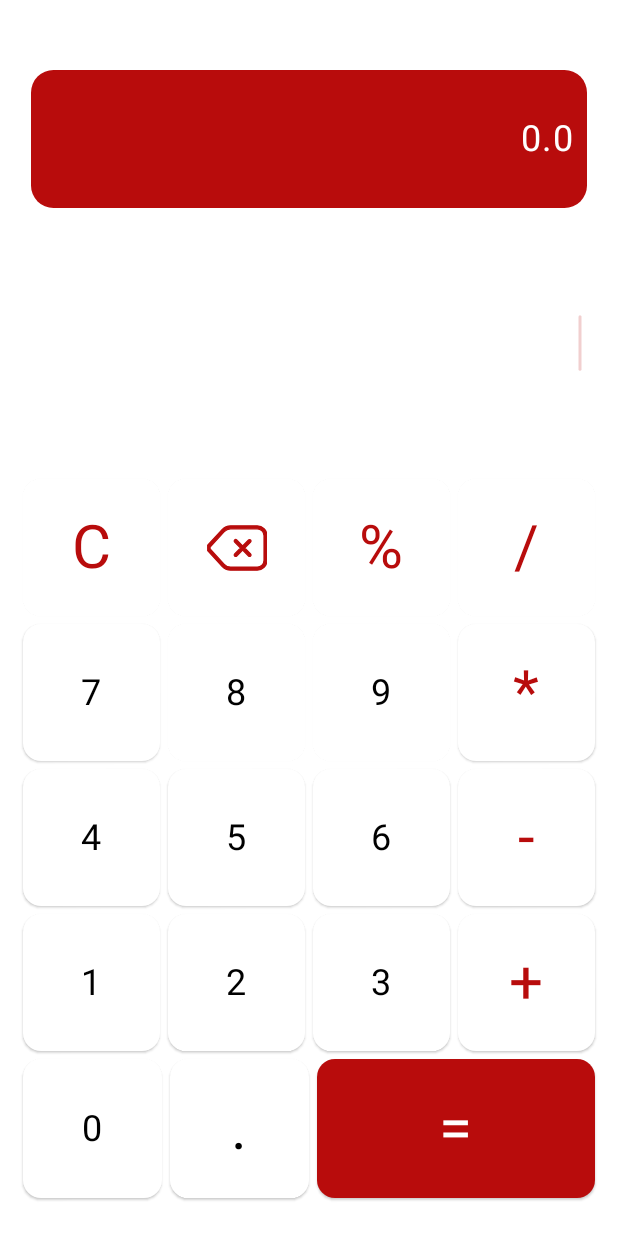
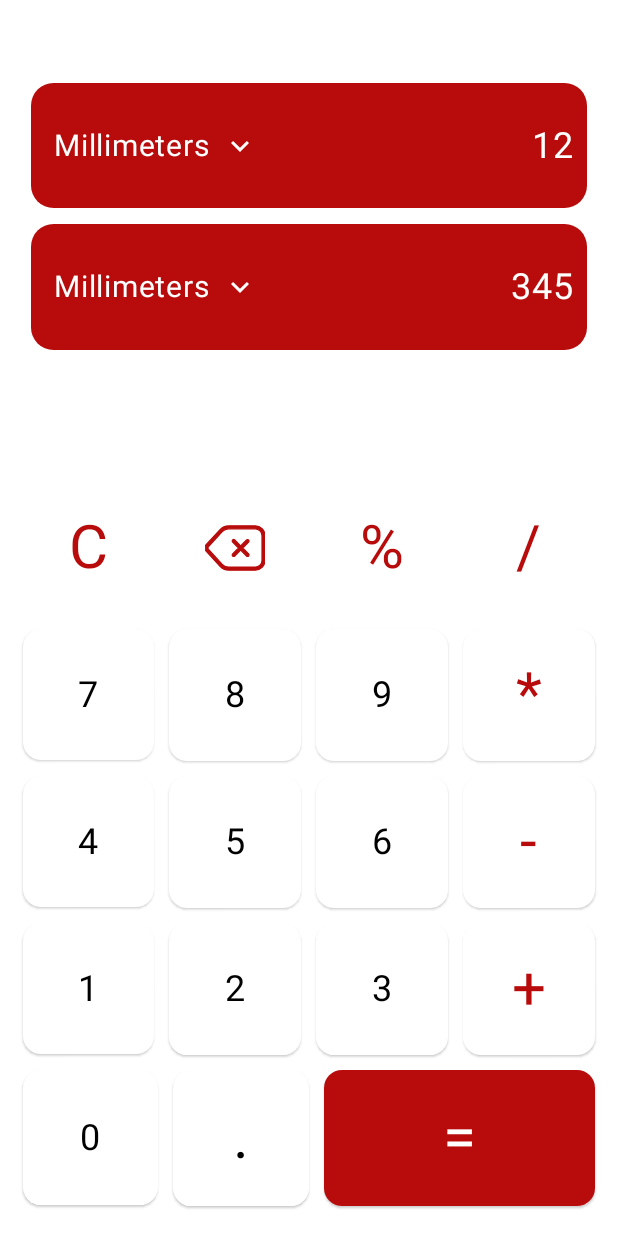
Before and after one commit to tahasin007/MathMate, an Android app built with Jetpack Compose: the screen it shows after launch (LauncherActivity), on a phone screen of 412 x 824 dp. Run offline under Robolectric (Android 15) with nearby library versions, the phone set to English and light mode, and no system bars.

Commit message:
[Title] Designing screen for length conversion

```diff
--- a/app/src/main/java/com/android/calculator/LauncherActivity.kt
+++ b/app/src/main/java/com/android/calculator/LauncherActivity.kt
@@ -10,7 +10,10 @@ import androidx.compose.material3.MaterialTheme
 import androidx.compose.ui.Modifier
 import androidx.compose.ui.unit.dp
 import androidx.lifecycle.viewmodel.compose.viewModel
+import com.android.calculator.actions.BaseAction
 import com.android.calculator.components.screen.Calculator
+import com.android.calculator.components.screen.Length
+import com.android.calculator.state.LengthState
 import com.android.calculator.state.viewmodel.CalculatorViewModel
 import com.android.calculator.ui.theme.CalculatorTheme
 
@@ -19,17 +22,25 @@ class LauncherActivity : ComponentActivity() {
         super.onCreate(savedInstanceState)
         setContent {
             CalculatorTheme {
-                val viewModel = viewModel<CalculatorViewModel>()
-                val state = viewModel.calculatorState
-                Calculator(
-                    state = state,
-                    onAction = viewModel::onAction,
-                    buttonSpacing = 5.dp,
-                    modifier = Modifier
+//                val viewModel = viewModel<CalculatorViewModel>()
+//                val state = viewModel.calculatorState
+//                Calculator(
+//                    state = state,
+//                    onAction = viewModel::onAction,
+//                    buttonSpacing = 10.dp,
+//                    modifier = Modifier
+//                        .fillMaxSize()
+//                        .background(MaterialTheme.colorScheme.primary)
+//                        .padding(bottom = 20.dp, start = 15.dp, end = 15.dp)
+//                )
+                Length(
+                    state = LengthState(), buttonSpacing = 10.dp, modifier = Modifier
                         .fillMaxSize()
                         .background(MaterialTheme.colorScheme.primary)
                         .padding(bottom = 20.dp, start = 15.dp, end = 15.dp)
-                )
+                ) {
+
+                }
             }
         }
     }
--- /dev/null
+++ b/app/src/main/java/com/android/calculator/actions/BMIAction.kt
@@ -0,0 +1,4 @@
+package com.android.calculator.actions
+
+sealed class BMIAction {
+}
--- /dev/null
+++ b/app/src/main/java/com/android/calculator/actions/BaseAction.kt
@@ -0,0 +1,3 @@
+package com.android.calculator.actions
+
+sealed interface BaseAction
--- a/app/src/main/java/com/android/calculator/actions/CalculatorAction.kt
+++ b/app/src/main/java/com/android/calculator/actions/CalculatorAction.kt
@@ -2,7 +2,7 @@ package com.android.calculator.actions
 
 import com.android.calculator.operations.CalculatorOperation
 
-sealed class CalculatorAction {
+sealed class CalculatorAction: BaseAction {
     data class Number(val number: Int) : CalculatorAction()
     data object Clear : CalculatorAction()
     data object Delete : CalculatorAction()
--- /dev/null
+++ b/app/src/main/java/com/android/calculator/actions/LengthAction.kt
@@ -0,0 +1,6 @@
+package com.android.calculator.actions
+
+sealed class LengthAction: BaseAction {
+    data object Clear : LengthAction()
+    data object Delete : LengthAction()
+}
--- a/app/src/main/java/com/android/calculator/components/CalculatorGrid.kt
+++ b/app/src/main/java/com/android/calculator/components/CalculatorGrid.kt
@@ -9,12 +9,13 @@ import androidx.compose.material3.MaterialTheme
 import androidx.compose.runtime.Composable
 import androidx.compose.ui.Modifier
 import androidx.compose.ui.unit.Dp
+import com.android.calculator.actions.BaseAction
 import com.android.calculator.actions.CalculatorAction
 import com.android.calculator.operations.CalculatorOperation
 
 @Composable
 fun CalculatorGrid(
-    onAction: (CalculatorAction) -> Unit,
+    onAction: (BaseAction) -> Unit,
     buttonSpacing: Dp
 ) {
     Column(
--- /dev/null
+++ b/app/src/main/java/com/android/calculator/components/LengthUnitView.kt
@@ -0,0 +1,120 @@
+package com.android.calculator.components
+
+import androidx.compose.foundation.background
+import androidx.compose.foundation.clickable
+import androidx.compose.foundation.layout.Arrangement
+import androidx.compose.foundation.layout.Box
+import androidx.compose.foundation.layout.Row
+import androidx.compose.foundation.layout.fillMaxHeight
+import androidx.compose.foundation.layout.fillMaxWidth
+import androidx.compose.foundation.layout.padding
+import androidx.compose.foundation.layout.width
+import androidx.compose.foundation.shape.RoundedCornerShape
+import androidx.compose.material.icons.Icons
+import androidx.compose.material.icons.filled.KeyboardArrowDown
+import androidx.compose.material.icons.filled.KeyboardArrowUp
+import androidx.compose.material3.DropdownMenu
+import androidx.compose.material3.DropdownMenuItem
+import androidx.compose.material3.Icon
+import androidx.compose.material3.LocalTextStyle
+import androidx.compose.material3.MaterialTheme
+import androidx.compose.material3.Text
+import androidx.compose.runtime.Composable
+import androidx.compose.runtime.getValue
+import androidx.compose.runtime.mutableFloatStateOf
+import androidx.compose.runtime.mutableStateOf
+import androidx.compose.runtime.remember
+import androidx.compose.runtime.setValue
+import androidx.compose.ui.Alignment
+import androidx.compose.ui.Modifier
+import androidx.compose.ui.draw.clip
+import androidx.compose.ui.graphics.Color
+import androidx.compose.ui.text.style.TextAlign
+import androidx.compose.ui.unit.dp
+import androidx.compose.ui.unit.sp
+import com.android.calculator.utils.Constants
+
+@Composable
+fun LengthUnitView(result: String) {
+    Box(
+        modifier = Modifier
+            .fillMaxHeight()
+            .padding(all = 5.dp)
+            .clip(RoundedCornerShape(15.dp))
+            .background(MaterialTheme.colorScheme.onSecondary),
+        contentAlignment = Alignment.Center
+    ) {
+        Row(
+            modifier = Modifier
+                .fillMaxWidth()
+                .padding(end = 10.dp, start = 10.dp),
+            horizontalArrangement = Arrangement.SpaceBetween,
+            verticalAlignment = Alignment.CenterVertically
+        ) {
+            var multiplier by remember { mutableFloatStateOf(1.5f) }
+            val items = Constants.LENGTH_UNITS
+            var selectedItem by remember { mutableStateOf(items.first()) }
+            var expanded by remember { mutableStateOf(false) }
+
+            Row(modifier = Modifier
+                .clickable { expanded = !expanded }
+                .padding(start = 5.dp),
+                verticalAlignment = Alignment.CenterVertically,
+                horizontalArrangement = Arrangement.spacedBy(8.dp)) {
+                Text(
+                    text = selectedItem,
+                    fontSize = 20.sp,
+                    color = MaterialTheme.colorScheme.primary
+                )
+                Icon(
+                    imageVector = if (expanded) Icons.Default.KeyboardArrowUp else Icons.Default.KeyboardArrowDown,
+                    contentDescription = "Dropdown Arrow",
+                    tint = MaterialTheme.colorScheme.primary
+                )
+            }
+
+            DropdownMenu(
+                expanded = expanded,
+                onDismissRequest = { expanded = false },
+                modifier = Modifier
+                    .background(Color.White)
+                    .padding(5.dp)
+                    .width(125.dp)
+            ) {
+                items.forEach { item ->
+                    DropdownMenuItem(
+                        text = {
+                            Text(
+                                text = item,
+                                color = if (item == selectedItem) MaterialTheme.colorScheme.primary else MaterialTheme.colorScheme.onPrimary
+                            )
+                        },
+                        onClick = {
+                            selectedItem = item
+                            expanded = false
+                        },
+                        modifier = Modifier
+                            .background(
+                                if (item == selectedItem) MaterialTheme.colorScheme.onTertiary else MaterialTheme.colorScheme.primary
+                            )
+                    )
+                }
+            }
+
+            Text(
+                text = result,
+                maxLines = 1,
+                textAlign = TextAlign.End,
+                style = LocalTextStyle.current.copy(
+                    fontSize = LocalTextStyle.current.fontSize * multiplier
+                ),
+                onTextLayout = {
+                    if (it.hasVisualOverflow) {
+                        multiplier *= 1.99f
+                    }
+                },
+                color = MaterialTheme.colorScheme.primary
+            )
+        }
+    }
+}
--- /dev/null
+++ b/app/src/main/java/com/android/calculator/components/screen/BMI.kt
@@ -0,0 +1,17 @@
+package com.android.calculator.components.screen
+
+import androidx.compose.runtime.Composable
+import androidx.compose.ui.Modifier
+import androidx.compose.ui.unit.Dp
+import com.android.calculator.actions.BMIAction
+import com.android.calculator.state.CalculatorState
+
+@Composable
+fun BMI (
+    state: CalculatorState,
+    buttonSpacing: Dp,
+    modifier: Modifier,
+    onAction: (BMIAction) -> Unit
+) {
+
+}
--- a/app/src/main/java/com/android/calculator/components/screen/Calculator.kt
+++ b/app/src/main/java/com/android/calculator/components/screen/Calculator.kt
@@ -12,6 +12,7 @@ import androidx.compose.ui.Alignment
 import androidx.compose.ui.Modifier
 import androidx.compose.ui.unit.Dp
 import androidx.compose.ui.unit.dp
+import com.android.calculator.actions.BaseAction
 import com.android.calculator.actions.CalculatorAction
 import com.android.calculator.components.CalculationResult
 import com.android.calculator.components.CalculationView
@@ -23,7 +24,7 @@ fun Calculator(
     state: CalculatorState,
     buttonSpacing: Dp,
     modifier: Modifier,
-    onAction: (CalculatorAction) -> Unit
+    onAction: (BaseAction) -> Unit
 ) {
     Box(modifier = modifier) {
         Column(
--- /dev/null
+++ b/app/src/main/java/com/android/calculator/components/screen/Length.kt
@@ -0,0 +1,61 @@
+package com.android.calculator.components.screen
+
+import androidx.compose.foundation.layout.Arrangement
+import androidx.compose.foundation.layout.Box
+import androidx.compose.foundation.layout.Column
+import androidx.compose.foundation.layout.fillMaxHeight
+import androidx.compose.foundation.layout.fillMaxWidth
+import androidx.compose.foundation.layout.padding
+import androidx.compose.runtime.Composable
+import androidx.compose.ui.Alignment
+import androidx.compose.ui.Modifier
+import androidx.compose.ui.unit.Dp
+import androidx.compose.ui.unit.dp
+import com.android.calculator.actions.BaseAction
+import com.android.calculator.components.CalculatorGrid
+import com.android.calculator.components.LengthUnitView
+import com.android.calculator.state.LengthState
+
+@Composable
+fun Length(
+    state: LengthState,
+    buttonSpacing: Dp,
+    modifier: Modifier,
+    onAction: (BaseAction) -> Unit
+) {
+    Box(modifier = modifier) {
+        Column(
+            modifier = Modifier
+                .fillMaxWidth()
+                .fillMaxHeight()
+                .align(Alignment.BottomCenter),
+            verticalArrangement = Arrangement.SpaceBetween
+        ) {
+            Column(
+                modifier = Modifier
+                    .padding(top = 50.dp)
+                    .fillMaxHeight(0.25f) // 50% height for both LengthUnitViews
+                    .fillMaxWidth(),
+                verticalArrangement = Arrangement.Top
+            ) {
+                Box(
+                    modifier = Modifier
+                        .weight(1f)
+                        .fillMaxWidth(),
+                    contentAlignment = Alignment.Center
+                ) {
+                    LengthUnitView(result = "12")
+                }
+                Box(
+                    modifier = Modifier
+                        .weight(1f)
+                        .fillMaxWidth(),
+                    contentAlignment = Alignment.Center
+                ) {
+                    LengthUnitView(result = "345")
+                }
+            }
+            CalculatorGrid(onAction = onAction, buttonSpacing = buttonSpacing)
+        }
+    }
+}
--- /dev/null
+++ b/app/src/main/java/com/android/calculator/state/LengthState.kt
@@ -0,0 +1,4 @@
+package com.android.calculator.state
+
+class LengthState {
+}
--- a/app/src/main/java/com/android/calculator/state/viewmodel/CalculatorViewModel.kt
+++ b/app/src/main/java/com/android/calculator/state/viewmodel/CalculatorViewModel.kt
@@ -4,6 +4,7 @@ import androidx.compose.runtime.getValue
 import androidx.compose.runtime.mutableStateOf
 import androidx.compose.runtime.setValue
 import androidx.lifecycle.ViewModel
+import com.android.calculator.actions.BaseAction
 import com.android.calculator.actions.CalculatorAction
 import com.android.calculator.operations.CalculatorOperation
 import com.android.calculator.state.CalculatorState
@@ -13,7 +14,14 @@ class CalculatorViewModel : ViewModel() {
 
     var calculatorState by mutableStateOf(CalculatorState())
 
-    fun onAction(action: CalculatorAction) {
+    fun onAction(action: BaseAction) {
+        when (action) {
+            is CalculatorAction -> handleCalculatorAction(action)
+            else -> {}
+        }
+    }
+
+    private fun handleCalculatorAction(action: CalculatorAction) {
         when (action) {
             is CalculatorAction.Number -> enterNumber(action.number)
             is CalculatorAction.Delete -> delete()
--- a/app/src/main/java/com/android/calculator/ui/theme/Color.kt
+++ b/app/src/main/java/com/android/calculator/ui/theme/Color.kt
@@ -5,9 +5,11 @@ import androidx.compose.ui.graphics.Color
 val PrimaryLight = Color(0xFFFFFFFF)
 val OnPrimaryLight = Color(0xFF000000)
 val OnSecondaryLight = Color(0xFFB80C0C)
+val OnTertiaryLight = Color(0xFFE47C7C)
 
 val PrimaryDark = Color(0xFF292d31)
 val OnPrimaryDark = Color(0xBEC2CFCE)
 val OnSecondaryDark = Color(0xBE1A8F85)
+val OnTertiaryDark = Color(0xBE72E4DA)
 
 val ButtonRippleColor = Color(0xFF18181A)
--- a/app/src/main/java/com/android/calculator/ui/theme/Theme.kt
+++ b/app/src/main/java/com/android/calculator/ui/theme/Theme.kt
@@ -14,13 +14,15 @@ import androidx.core.view.WindowCompat
 private val LightColorScheme = lightColorScheme(
     primary = PrimaryLight,
     onPrimary = OnPrimaryLight,
-    onSecondary = OnSecondaryLight
+    onSecondary = OnSecondaryLight,
+    onTertiary = OnTertiaryLight
 )
 
 private val DarkColorScheme = darkColorScheme(
     primary = PrimaryDark,
     onPrimary = OnPrimaryDark,
-    onSecondary = OnSecondaryDark
+    onSecondary = OnSecondaryDark,
+    onTertiary = OnTertiaryDark
 )
 
 @Composable
--- /dev/null
+++ b/app/src/main/java/com/android/calculator/utils/Constants.kt
@@ -0,0 +1,16 @@
+package com.android.calculator.utils
+
+object Constants {
+    val LENGTH_UNITS = setOf(
+        "Millimeters",
+        "Centimeters",
+        "Meters",
+        "Kilometers",
+        "Inches",
+        "Feet",
+        "Yards",
+        "Miles",
+        "Nautical Miles",
+        "Micrometers"
+    )
+}
```
